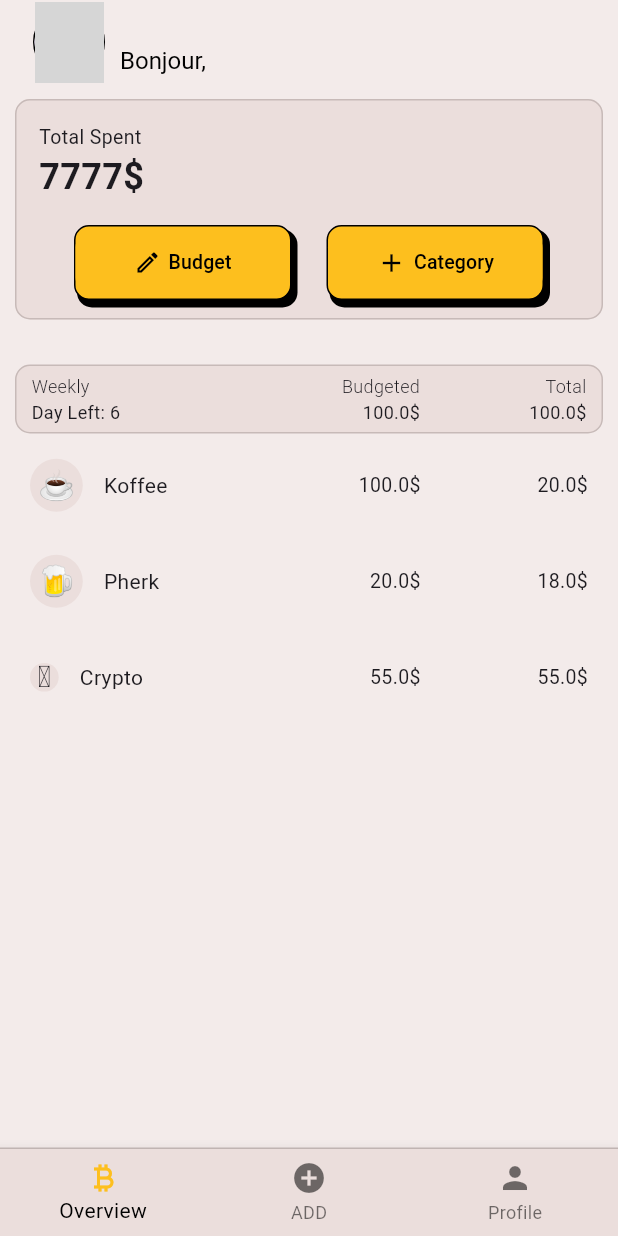
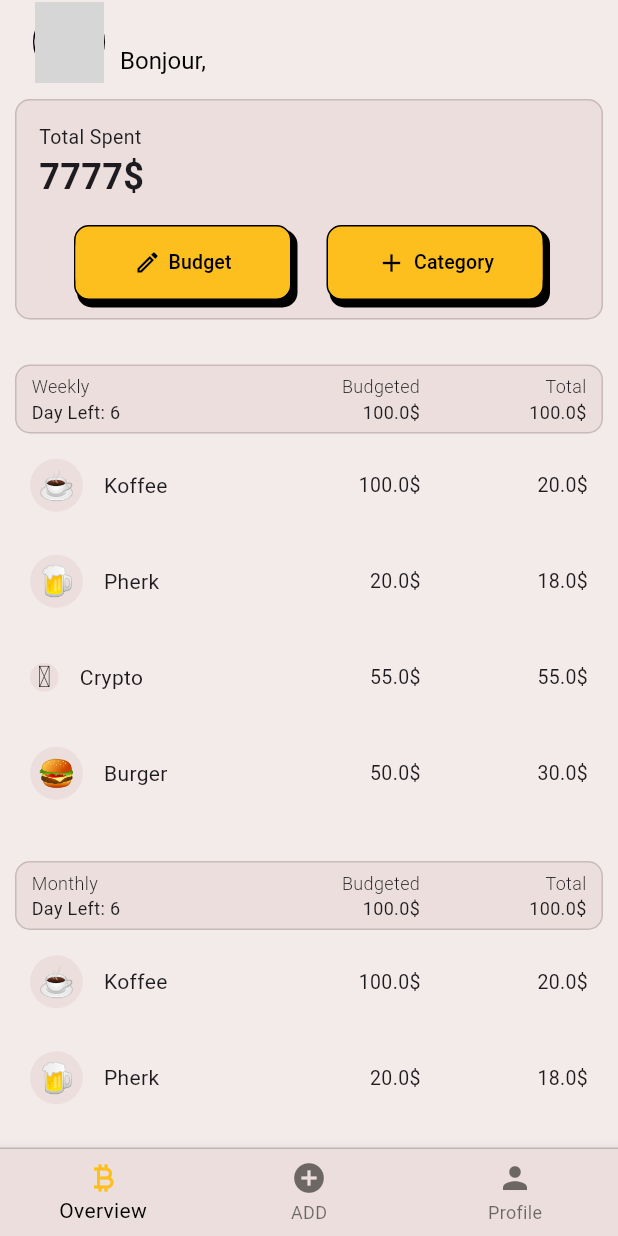
Before and after one commit to tykealy/monnaie_flutter, a Flutter app: the screen it shows once a user with an empty profile is signed in, on a phone screen of 412 x 824 dp. Run offline on Flutter 3.47's test engine with Material 3 defaults, Android fonts, the phone set to English and light mode, and no system bars; our stand-ins replace cloud_firestore, firebase_auth, firebase_core, flutter_dotenv, google_sign_in, logger; accounts and stored records are empty; network calls fail; grey boxes are pictures that could not be loaded.

Commit message:
close #7 added list folding animation

```diff
--- a/lib/view/home/my_home_page.dart
+++ b/lib/view/home/my_home_page.dart
@@ -61,14 +61,18 @@ class MyHomePage extends StatelessWidget {
           forceMaterialTransparency: true,
           backgroundColor: const Color(0xFFebdedc),
         ),
-        body: ListView(
-          children: const <Widget>[
+        body: const SingleChildScrollView(
+            child: Column(
+          children: [
             SpentCard(),
             SpendingList(
               name: 'Weekly',
             ),
+            SpendingList(
+              name: 'Monthly',
+            ),
           ],
-        ),
+        )),
         bottomNavigationBar: Container(
           decoration: const BoxDecoration(
             border: Border(
--- /dev/null
+++ b/lib/widgets/spending_item.dart
@@ -0,0 +1,88 @@
+import 'package:flutter/material.dart';
+
+class SpendingItem extends StatefulWidget {
+  final String icon;
+  final String name;
+  final double bdugeted;
+  final double left;
+
+  const SpendingItem({
+    super.key,
+    required this.icon,
+    required this.name,
+    required this.bdugeted,
+    required this.left,
+  });
+
+  @override
+  State<SpendingItem> createState() => _SpendingItemState();
+}
+
+class _SpendingItemState extends State<SpendingItem> {
+  @override
+  Widget build(BuildContext context) {
+    return Container(
+      margin: const EdgeInsets.only(top: 5),
+      padding: const EdgeInsets.only(top: 10, bottom: 10, left: 10, right: 10),
+      child: LayoutBuilder(
+        builder: (context, constraints) {
+          double parentWidth = constraints.maxWidth;
+          double iconNameWidth = parentWidth * 0.4; // 40% of parent's width
+          double budgetedWidth = parentWidth * 0.3; // 30% of parent's width
+          double leftWidth = parentWidth * 0.3; // 30% of parent's width
+
+          return Row(
+            mainAxisAlignment: MainAxisAlignment.end,
+            children: [
+              SizedBox(
+                width: iconNameWidth,
+                child: Row(
+                  children: [
+                    Container(
+                      padding: const EdgeInsets.all(5),
+                      decoration: const BoxDecoration(
+                        color: Color(0xFFebdedc),
+                        shape: BoxShape.circle,
+                      ),
+                      child: Text(widget.icon,
+                          style: const TextStyle(fontSize: 20)),
+                    ),
+                    const SizedBox(width: 14),
+                    Text(
+                      widget.name,
+                      style: const TextStyle(fontSize: 14),
+                    ),
+                  ],
+                ),
+              ),
+              SizedBox(
+                width: budgetedWidth,
+                child: Column(
+                  crossAxisAlignment: CrossAxisAlignment.end,
+                  children: [
+                    Text(
+                      '${widget.bdugeted}\$',
+                      style: const TextStyle(fontSize: 13),
+                    ),
+                  ],
+                ),
+              ),
+              SizedBox(
+                width: leftWidth,
+                child: Column(
+                  crossAxisAlignment: CrossAxisAlignment.end,
+                  children: [
+                    Text(
+                      '${widget.left}\$',
+                      style: const TextStyle(fontSize: 13),
+                    ),
+                  ],
+                ),
+              ),
+            ],
+          );
+        },
+      ),
+    );
+  }
+}
--- a/lib/widgets/spending_list.dart
+++ b/lib/widgets/spending_list.dart
@@ -1,5 +1,6 @@
 import 'package:flutter/material.dart';
 import 'package:monnaie/widgets/spending_header.dart';
+import 'package:monnaie/widgets/spending_item.dart';
 
 class SpendingList extends StatefulWidget {
   final String name;
@@ -13,23 +14,31 @@ class SpendingList extends StatefulWidget {
 }
 
 class SpendingListState extends State<SpendingList> {
-  final List<Map<String, String>> items = List.generate(
-      5,
-      (index) => {
-            'title': 'Buying Bitcoin',
-            'time': 'on 2021-10-10',
-            'amount': '0.0001 BTC',
-            'category': 'crypto',
-          });
+  final List<SpendingData> spendingItems = [
+    SpendingData(icon: '☕️', name: 'Koffee', budgeted: 100, left: 20),
+    SpendingData(icon: '🍺', name: 'Pherk', budgeted: 20, left: 18),
+    SpendingData(icon: '🪙', name: 'Crypto', budgeted: 55, left: 55),
+    SpendingData(icon: '🍔', name: 'Burger', budgeted: 50, left: 30),
+    // SpendingData(icon: '🛒', name: 'Groceries', budgeted: 200, left: 150),
+  ];
+
+  bool isExpanded = true;
 
   @override
   Widget build(BuildContext context) {
-    return Padding(
+    return Container(
+      margin: const EdgeInsets.only(bottom: 5),
       padding: const EdgeInsets.all(10),
       child: Column(
         crossAxisAlignment: CrossAxisAlignment.start,
         children: [
-          Container(
+          GestureDetector(
+            onTap: () {
+              setState(() {
+                isExpanded = !isExpanded;
+              });
+            },
+            child: Container(
                 margin: const EdgeInsets.only(top: 10),
                 decoration: BoxDecoration(
                   color: const Color(0xFFebdedc),
@@ -49,100 +58,47 @@ class SpendingListState extends State<SpendingList> {
                     ],
                   ),
                 )),
-          const SpendingItem(
-              icon: '☕️', name: 'Koffee', bdugeted: 100, left: 20),
-          const SpendingItem(icon: '🍺', name: 'Pherk', bdugeted: 20, left: 18),
-          const SpendingItem(
-              icon: '🪙', name: 'Crypto', bdugeted: 55, left: 55),
+          ),
+          AnimatedCrossFade(
+            duration: const Duration(milliseconds: 150), // Faster animation
+            firstChild: Container(),
+            secondChild: Container(
+              constraints: const BoxConstraints(
+                maxHeight: 250,
+              ),
+              child: SingleChildScrollView(
+                child: Column(
+                  children: spendingItems.map((item) {
+                    return SpendingItem(
+                      icon: item.icon,
+                      name: item.name,
+                      bdugeted: item.budgeted,
+                      left: item.left,
+                    );
+                  }).toList(),
+                ),
+              ),
+            ),
+            crossFadeState: isExpanded
+                ? CrossFadeState.showSecond
+                : CrossFadeState.showFirst,
+          ),
         ],
       ),
     );
   }
 }
 
-class SpendingItem extends StatefulWidget {
+class SpendingData {
   final String icon;
   final String name;
-  final double bdugeted;
+  final double budgeted;
   final double left;
 
-  const SpendingItem({
-    super.key,
+  SpendingData({
     required this.icon,
     required this.name,
-    required this.bdugeted,
+    required this.budgeted,
     required this.left,
   });
-
-  @override
-  State<SpendingItem> createState() => _SpendingItemState();
 }
-
-class _SpendingItemState extends State<SpendingItem> {
-  @override
-  Widget build(BuildContext context) {
-    return Container(
-      margin: const EdgeInsets.only(top: 5),
-      padding: const EdgeInsets.only(top: 10, bottom: 10, left: 10, right: 10),
-      child: LayoutBuilder(
-        builder: (context, constraints) {
-          double parentWidth = constraints.maxWidth;
-          double iconNameWidth = parentWidth * 0.4; // 40% of parent's width
-          double budgetedWidth = parentWidth * 0.3; // 30% of parent's width
-          double leftWidth = parentWidth * 0.3; // 30% of parent's width
-
-          return Row(
-            mainAxisAlignment: MainAxisAlignment.end,
-            children: [
-              SizedBox(
-                width: iconNameWidth,
-                child: Row(
-                  children: [
-                    Container(
-                      padding: const EdgeInsets.all(5),
-                      decoration: const BoxDecoration(
-                        color: Color(0xFFebdedc),
-                        shape: BoxShape.circle,
-                      ),
-                      child: Text(widget.icon,
-                          style: const TextStyle(fontSize: 20)),
-                    ),
-                    const SizedBox(width: 14),
-                    Text(
-                      widget.name,
-                      style: const TextStyle(fontSize: 14),
-                    ),
-                  ],
-                ),
-              ),
-              SizedBox(
-                width: budgetedWidth,
-                child: Column(
-                  crossAxisAlignment: CrossAxisAlignment.end,
-                  children: [
-                    Text(
-                      '${widget.bdugeted}\$',
-                      style: const TextStyle(fontSize: 13),
-                    ),
-                  ],
-                ),
-              ),
-              SizedBox(
-                width: leftWidth,
-                child: Column(
-                  crossAxisAlignment: CrossAxisAlignment.end,
-                  children: [
-                    Text(
-                      '${widget.left}\$',
-                      style: const TextStyle(fontSize: 13),
-                    ),
-                  ],
-                ),
-              ),
-            ],
-          );
-        },
-      ),
-    );
-  }
-}
```
Lines whose indentation alone changed are shown as unchanged.
